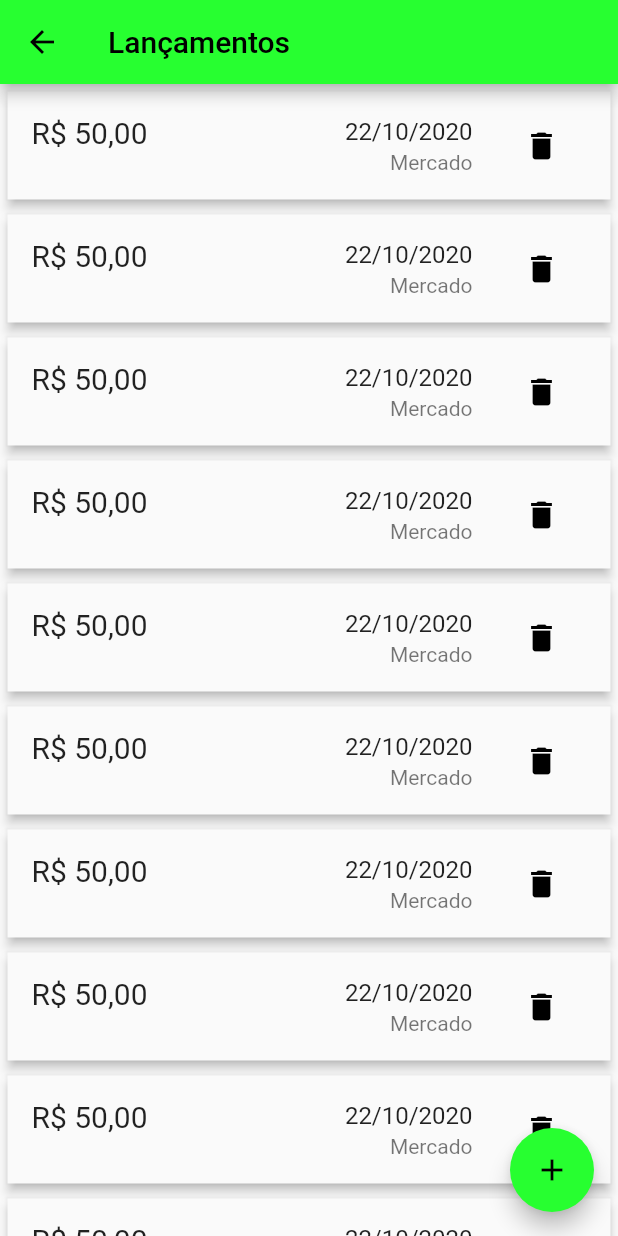
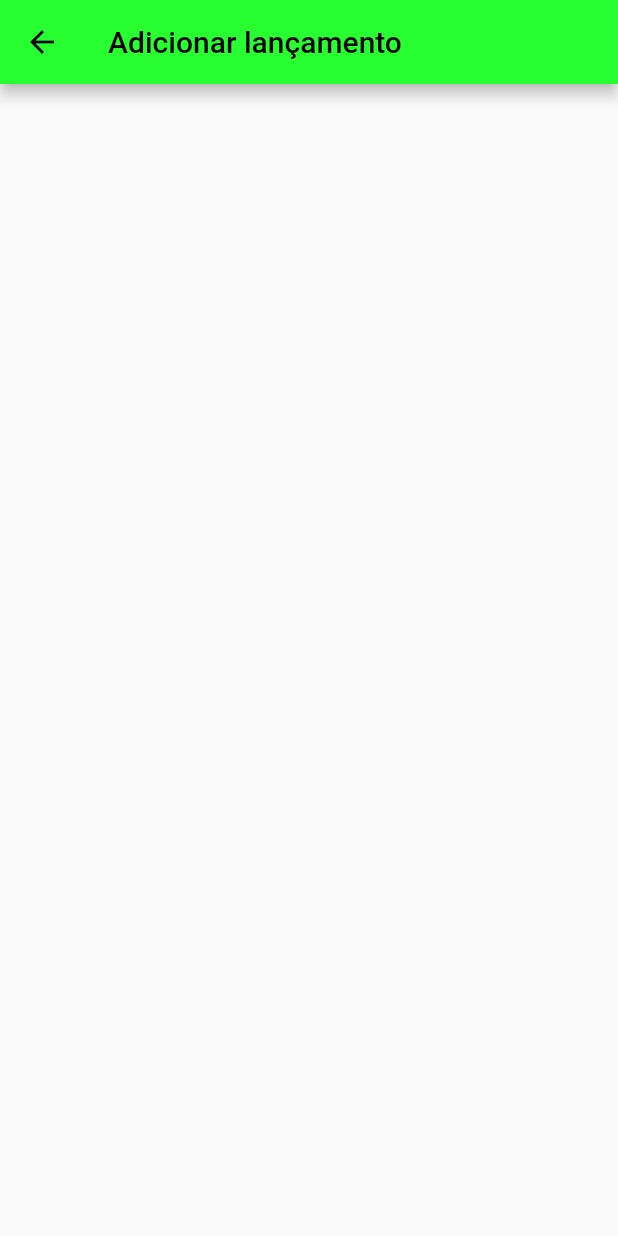
Before and after one commit to williamtrindade/college-project-financial-control-app, a Flutter app: the PostingListScreen screen opened directly, after a tap on the "add" icon, on a phone screen of 412 x 824 dp. Run offline on Flutter 3.47's test engine with Material 2 defaults, Android fonts, the phone set to English and light mode, and no system bars.

Commit message:
feat(create posting): initializing

```diff
--- a/lib/screens/auth/login.dart
+++ b/lib/screens/auth/login.dart
@@ -1,8 +1,6 @@
 import 'package:app/screens/auth/login_form.dart';
 import 'package:flutter/material.dart';
 import 'package:flutter/widgets.dart';
-
-import '../dash/dashboard.dart';
 
 class LoginScreen extends StatelessWidget {
   final _formKey = GlobalKey<FormState>();
--- /dev/null
+++ b/lib/screens/posting/posting_create.dart
@@ -0,0 +1,21 @@
+import 'package:flutter/cupertino.dart';
+import 'package:flutter/material.dart';
+
+class PostingCreateScreen extends StatelessWidget {
+  @override
+  Widget build(BuildContext context) {
+    return Scaffold(
+      appBar: AppBar(
+        iconTheme: IconThemeData(color: Colors.black),
+        backgroundColor: Color(0xff27FF30),
+        title: Text(
+          'Adicionar lançamento',
+          style: TextStyle(color: Colors.black),
+        ),
+      ),
+      body: Column(
+        children: [],
+      ),
+    );
+  }
+}
--- a/lib/screens/posting/posting_list.dart
+++ b/lib/screens/posting/posting_list.dart
@@ -1,4 +1,5 @@
 import 'package:app/screens/posting/list_item.dart';
+import 'package:app/screens/posting/posting_create.dart';
 import 'package:app/widgets/assets.dart';
 import 'package:flutter/material.dart';
 
@@ -37,7 +38,11 @@ class PostingListScreen extends StatelessWidget {
             ),
           ],
         ),
-        floatingActionButton:
-            Assets.roundedFloatButton(icon: Icons.add, onPressed: () => {}));
+        floatingActionButton: Assets.roundedFloatButton(
+            icon: Icons.add,
+            onPressed: () => {
+                  Navigator.of(context).push(MaterialPageRoute(
+                      builder: (context) => PostingCreateScreen()))
+                }));
   }
 }
```
